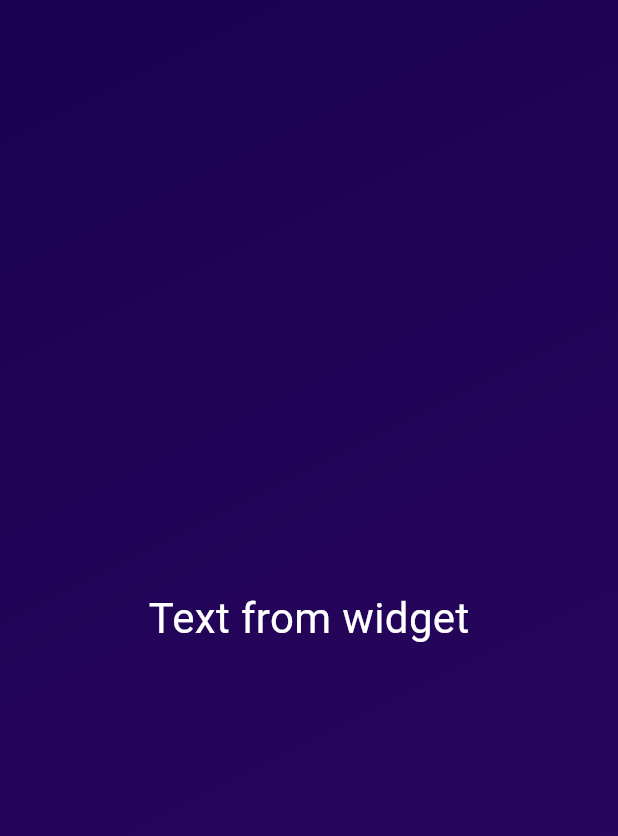
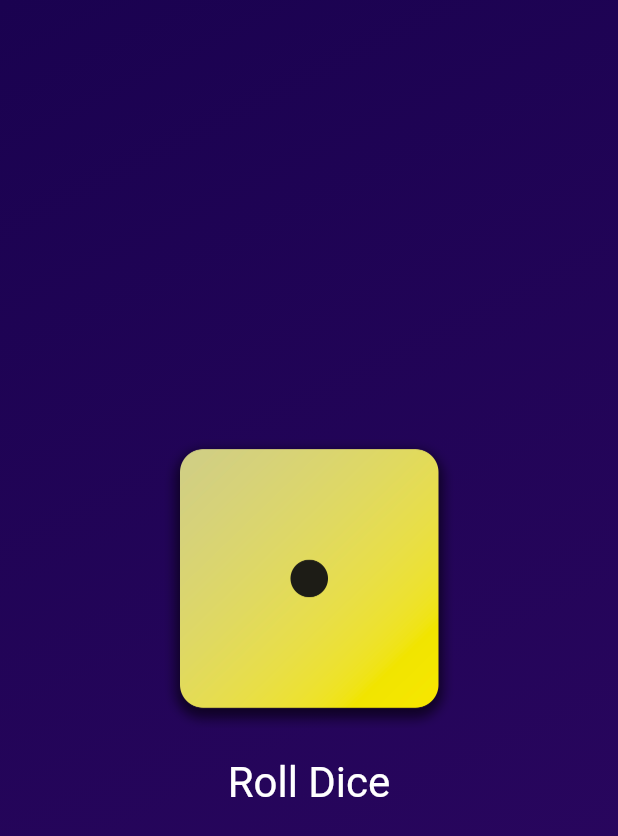
Before and after one commit to Kimutai01/first_app, a Flutter app: the screen it shows after launch, on a phone screen of 412 x 824 dp. Shown: the top 836 px of the screen. Run offline on Flutter 3.47's test engine with Material 3 defaults, Android fonts, the phone set to English and light mode, and no system bars.

Commit message:
roll dice app

```diff
--- /dev/null
+++ b/lib/dice_roller.dart
@@ -0,0 +1,44 @@
+import 'dart:math';
+import 'package:flutter/material.dart';
+
+final randomizer = Random();
+
+class DiceRoller extends StatefulWidget {
+  const DiceRoller({super.key});
+
+  @override
+  State<DiceRoller> createState() {
+    return _DiceRollerState();
+  }
+}
+
+class _DiceRollerState extends State<DiceRoller> {
+  var currentDiceRoll = 1;
+
+  rollDice() {
+    setState(() {
+      currentDiceRoll = randomizer.nextInt(6) + 1;
+    });
+  }
+
+  @override
+  Widget build(context) {
+    return Column(
+      mainAxisSize: MainAxisSize.min,
+      children: [
+        Image.asset(
+          'assets/dice-$currentDiceRoll.png',
+          width: 200,
+        ),
+        TextButton(
+            onPressed: rollDice,
+            style: TextButton.styleFrom(
+              padding: EdgeInsets.only(top: 20),
+              foregroundColor: Colors.white,
+              textStyle: TextStyle(fontSize: 28),
+            ),
+            child: Text('Roll Dice'))
+      ],
+    );
+  }
+}
--- a/lib/gradient_container.dart
+++ b/lib/gradient_container.dart
@@ -1,33 +1,27 @@
+import 'package:first_app/dice_roller.dart';
 import 'package:flutter/material.dart';
 
+var startAlignment = Alignment.topLeft;
+var endAlignment = Alignment.bottomRight;
+
 class GradientContainer extends StatelessWidget {
-  const GradientContainer({super.key});
+  const GradientContainer(this.colors, {super.key});
+
+  final List<Color> colors;
+
   @override
   Widget build(context) {
     return Container(
-      decoration: const BoxDecoration(
+      decoration: BoxDecoration(
         gradient: LinearGradient(
-          colors: [
-            Color.fromARGB(255, 26, 2, 80),
-            Color.fromARGB(255, 45, 7, 98)
-          ],
-          begin: Alignment.topLeft,
-          end: Alignment.bottomRight,
+          colors: colors,
+          begin: startAlignment,
+          end: endAlignment,
         ),
       ),
-      child: const Center(child: StyledText()),
+      child: Center(
+        child: DiceRoller(),
+      ),
     );
   }
 }
-
-class StyledText extends StatelessWidget {
-  const StyledText({super.key});
-
-  @override
-  Widget build(context) {
-    return Text(
-      "Text from widget",
-      style: TextStyle(color: Colors.white, fontSize: 28),
-    );
-  }
-}
--- a/lib/main.dart
+++ b/lib/main.dart
@@ -4,7 +4,11 @@ import 'package:first_app/gradient_container.dart';
 void main() {
   runApp(
     MaterialApp(
-      home: Scaffold(body: GradientContainer()),
+      home: Scaffold(
+          body: GradientContainer([
+        Color.fromARGB(255, 26, 2, 80),
+        Color.fromARGB(255, 45, 7, 98)
+      ])),
     ),
   );
 }
--- /dev/null
+++ b/lib/styled_text.dart
@@ -0,0 +1,14 @@
+import 'package:flutter/material.dart';
+
+class StyledText extends StatelessWidget {
+  const StyledText(this.text, {super.key});
+
+  final String text;
+  @override
+  Widget build(context) {
+    return Text(
+      text,
+      style: const TextStyle(color: Colors.white, fontSize: 28),
+    );
+  }
+}
```
Also changed, not shown: pubspec.yaml (+8 -6 lines), assets/dice-1.png (added), assets/dice-2.png (added), assets/dice-3.png (added), assets/dice-4.png (added), assets/dice-5.png (added), assets/dice-6.png (added).
